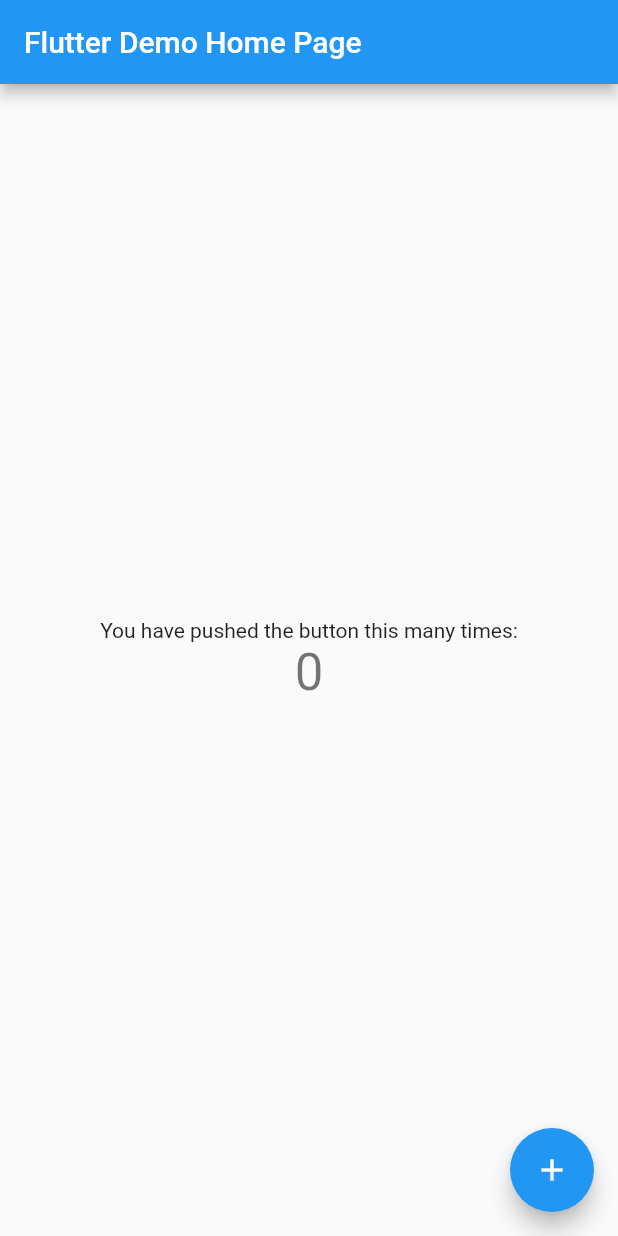
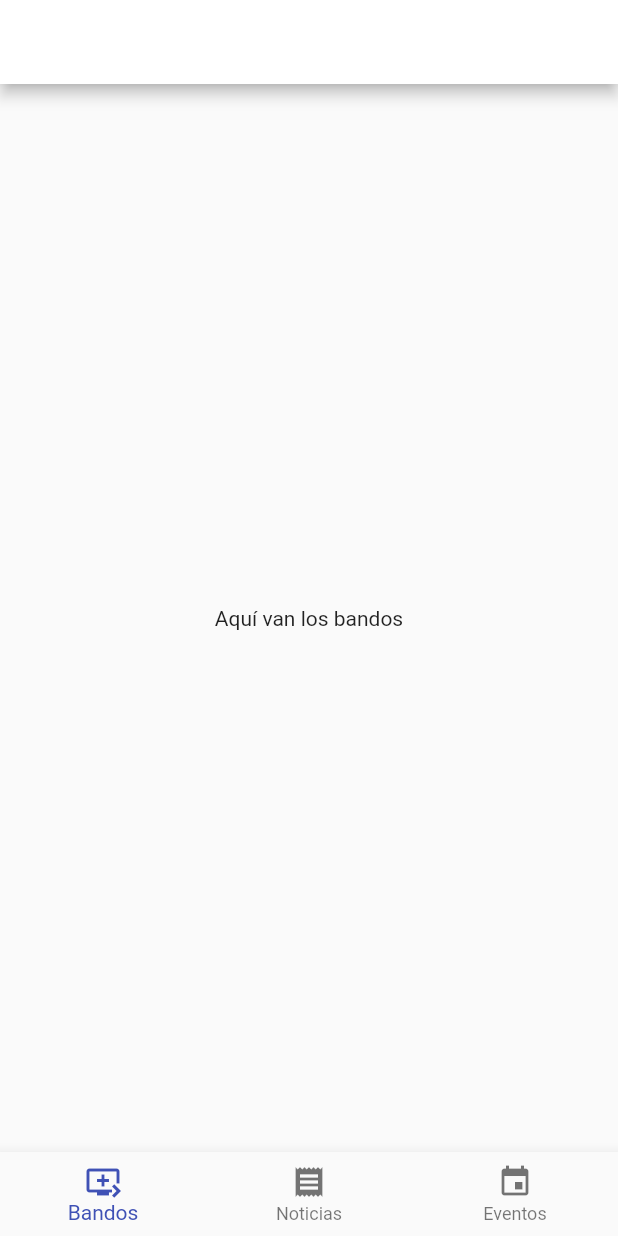
Before and after one commit to al361888/pueblos_app, a Flutter app: the screen it shows after launch, on a phone screen of 412 x 824 dp. Run offline on Flutter 3.47's test engine with Material 2 defaults, Android fonts, the phone set to English and light mode, and no system bars.

Commit message:
Second commit

```diff
--- a/pueblos_app/lib/main.dart
+++ b/pueblos_app/lib/main.dart
@@ -7,23 +7,15 @@ class MyApp extends StatelessWidget {
   @override
   Widget build(BuildContext context) {
     return MaterialApp(
-      title: 'Flutter Demo',
+      title: 'AppPueblos',
       theme: ThemeData(
-        // This is the theme of your application.
-        //
-        // Try running your application with "flutter run". You'll see the
-        // application has a blue toolbar. Then, without quitting the app, try
-        // changing the primarySwatch below to Colors.green and then invoke
-        // "hot reload" (press "r" in the console where you ran "flutter run",
-        // or simply save your changes to "hot reload" in a Flutter IDE).
-        // Notice that the counter didn't reset back to zero; the application
-        // is not restarted.
-        primarySwatch: Colors.blue,
+        primarySwatch: Colors.indigo,
       ),
-      home: MyHomePage(title: 'Flutter Demo Home Page'),
+      home: MyHomePage(title: 'Home'),
     );
   }
 }
+
 
 class MyHomePage extends StatefulWidget {
   MyHomePage({Key key, this.title}) : super(key: key);
@@ -34,17 +26,19 @@ class MyHomePage extends StatefulWidget {
   _MyHomePageState createState() => _MyHomePageState();
 }
 
+//Home page compuesta de una bottomNavBar en con tres tabs: bandos, noticias y pueblos
 class _MyHomePageState extends State<MyHomePage> {
-  int _counter = 0;
+  int _selectedIndex = 0;
 
-  void _incrementCounter() {
+  final List<Widget> _widgetOptions = <Widget>[
+    Text('Aquí van los bandos'), //Una clase nueva
+    Text('Aquí van las noticias'), //Una clase nueva
+    Text('Aquí van los eventos') //Una clase nueva
+  ];
+
+  void _onItemTapped(int index) {
     setState(() {
-      // This call to setState tells the Flutter framework that something has
-      // changed in this State, which causes it to rerun the build method below
-      // so that the display can reflect the updated values. If we changed
-      // _counter without calling setState(), then the build method would not be
-      // called again, and so nothing would appear to happen.
-      _counter++;
+      _selectedIndex = index;
     });
   }
 
@@ -52,45 +46,30 @@ class _MyHomePageState extends State<MyHomePage> {
   Widget build(BuildContext context) {
     return Scaffold(
       appBar: AppBar(
-        // Here we take the value from the MyHomePage object that was created by
-        // the App.build method, and use it to set our appbar title.
-        title: Text(widget.title),
+        backgroundColor: Colors.white,
+        leading: Icon(Icons.verified_user), //Icono del pueblo
+        title: Text('Nombre del pueblo'), //Nombre del pueblo
+        actions: <Widget>[Icon(Icons.face)], //Foto de perfil del usuario
       ),
-      body: Center(
-        // Center is a layout widget. It takes a single child and positions it
-        // in the middle of the parent.
-        child: Column(
-          // Column is also a layout widget. It takes a list of children and
-          // arranges them vertically. By default, it sizes itself to fit its
-          // children horizontally, and tries to be as tall as its parent.
-          //
-          // Invoke "debug painting" (press "p" in the console, choose the
-          // "Toggle Debug Paint" action from the Flutter Inspector in Android
-          // Studio, or the "Toggle Debug Paint" command in Visual Studio Code)
-          // to see the wireframe for each widget.
-          //
-          // Column has various properties to control how it sizes itself and
-          // how it positions its children. Here we use mainAxisAlignment to
-          // center the children vertically; the main axis here is the vertical
-          // axis because Columns are vertical (the cross axis would be
-          // horizontal).
-          mainAxisAlignment: MainAxisAlignment.center,
-          children: <Widget>[
-            Text(
-              'You have pushed the button this many times:',
+      body: Center(child: _widgetOptions.elementAt(_selectedIndex)),
+      bottomNavigationBar: BottomNavigationBar(
+        items: const <BottomNavigationBarItem>[
+          BottomNavigationBarItem(
+            icon: Icon(Icons.queue_play_next),
+            title: Text('Bandos')
             ),
-            Text(
-              '$_counter',
-              style: Theme.of(context).textTheme.display1,
+          BottomNavigationBarItem(
+            icon: Icon(Icons.receipt),
+            title: Text('Noticias')
             ),
-          ],
+          BottomNavigationBarItem(
+            icon: Icon(Icons.event),
+            title: Text('Eventos')
+            ),
+        ],
+        currentIndex: _selectedIndex,
+        onTap: _onItemTapped,
         ),
-      ),
-      floatingActionButton: FloatingActionButton(
-        onPressed: _incrementCounter,
-        tooltip: 'Increment',
-        child: Icon(Icons.add),
-      ), // This trailing comma makes auto-formatting nicer for build methods.
     );
   }
 }
```
